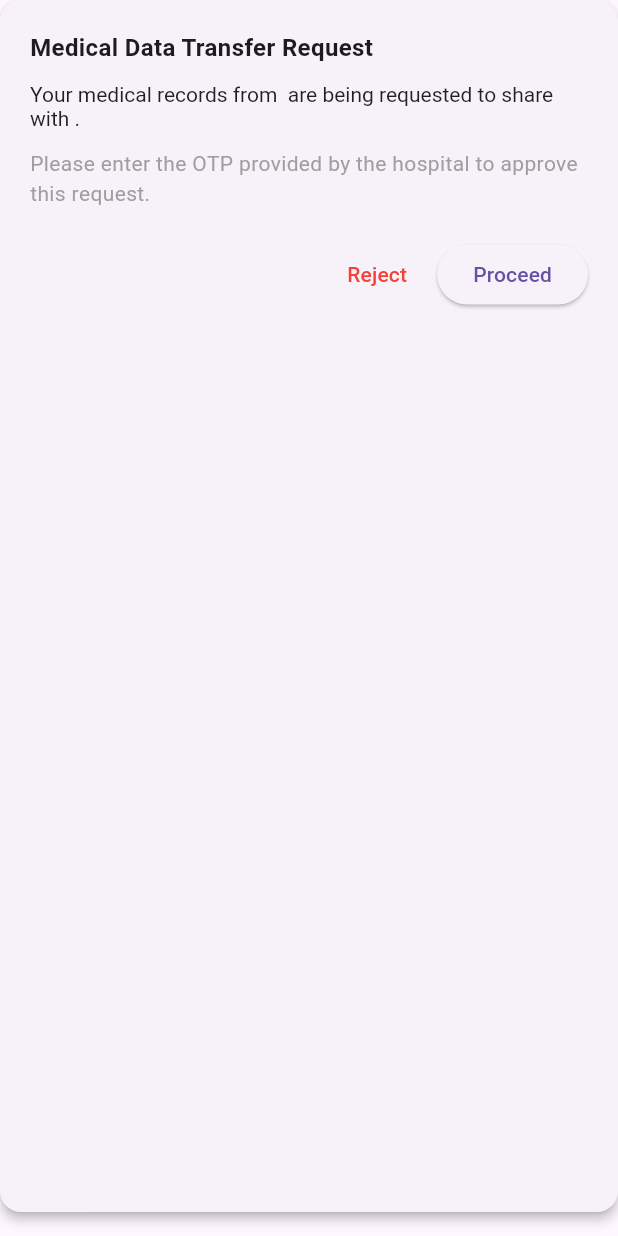
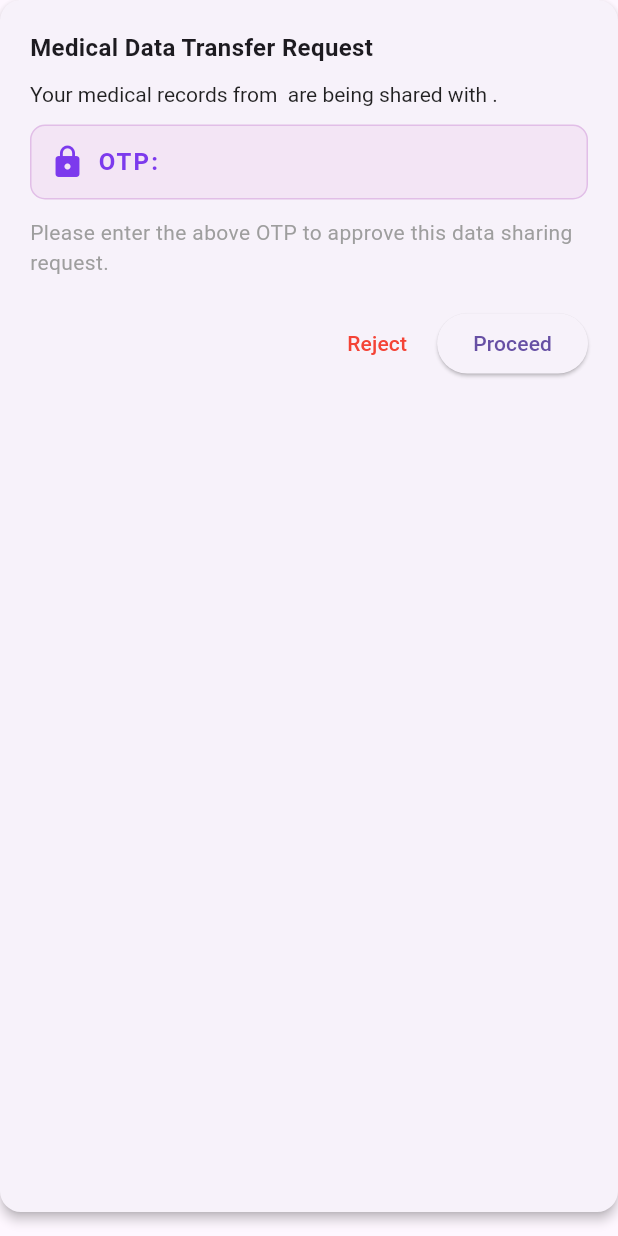
Before and after one commit to AaditAntony/health-connect, a Flutter app: the _ConsentCard widget shown alone on an empty page, opened directly with empty values, on a phone screen of 412 x 824 dp. Run offline on Flutter 3.47's test engine with Material 3 defaults, Android fonts, the phone set to English and light mode, and no system bars; our stand-ins replace cloud_firestore, file_picker, firebase_auth, firebase_core; accounts and stored records are empty.

Commit message:
the patient consent otp is adding on the request itself

```diff
--- a/lib/patient/patient_consent_page.dart
+++ b/lib/patient/patient_consent_page.dart
@@ -137,7 +137,7 @@ class _ConsentCard extends StatelessWidget {
                         text: fromHospitalName,
                         style: const TextStyle(fontWeight: FontWeight.bold),
                       ),
-                      const TextSpan(text: " are being requested to share with "),
+                      const TextSpan(text: " are being shared with "),
                       TextSpan(
                         text: toHospitalName,
                         style: const TextStyle(fontWeight: FontWeight.bold),
@@ -149,8 +149,40 @@ class _ConsentCard extends StatelessWidget {
 
                 const SizedBox(height: 12),
 
+                // -------- OTP DISPLAY (NEW) --------
+                Container(
+                  padding: const EdgeInsets.all(12),
+                  decoration: BoxDecoration(
+                    color: Colors.purple.shade50,
+                    borderRadius: BorderRadius.circular(10),
+                    border: Border.all(
+                      color: Colors.purple.shade100,
+                    ),
+                  ),
+                  child: Row(
+                    children: [
+                      const Icon(
+                        Icons.lock,
+                        color: Color(0xFF7C3AED),
+                      ),
+                      const SizedBox(width: 8),
+                      Text(
+                        "OTP: $otp",
+                        style: const TextStyle(
+                          fontSize: 16,
+                          fontWeight: FontWeight.bold,
+                          color: Color(0xFF7C3AED),
+                          letterSpacing: 1.5,
+                        ),
+                      ),
+                    ],
+                  ),
+                ),
+
+                const SizedBox(height: 12),
+
                 const Text(
-                  "Please enter the OTP provided by the hospital to approve this request.",
+                  "Please enter the above OTP to approve this data sharing request.",
                   style: TextStyle(color: Colors.grey),
                 ),
 
```
